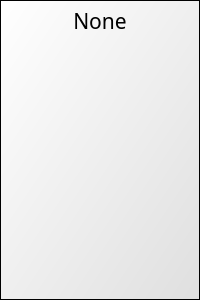
First picture: the form in Data/src/ui/card.ui, repository NE-student/CardGames, before the edit.
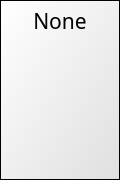
Second picture: the form after the edit.

Commit message: DragNDrop card added

The edit to the form file:
```diff
--- a/Data/src/ui/card.ui
+++ b/Data/src/ui/card.ui
@@ -6,8 +6,8 @@
    <rect>
     <x>0</x>
     <y>0</y>
-    <width>200</width>
-    <height>300</height>
+    <width>120</width>
+    <height>180</height>
    </rect>
   </property>
   <property name="minimumSize">
@@ -18,8 +18,8 @@
   </property>
   <property name="maximumSize">
    <size>
-    <width>200</width>
-    <height>300</height>
+    <width>120</width>
+    <height>180</height>
    </size>
   </property>
   <property name="sizeIncrement">
```
The commit also changes 10 other files.
